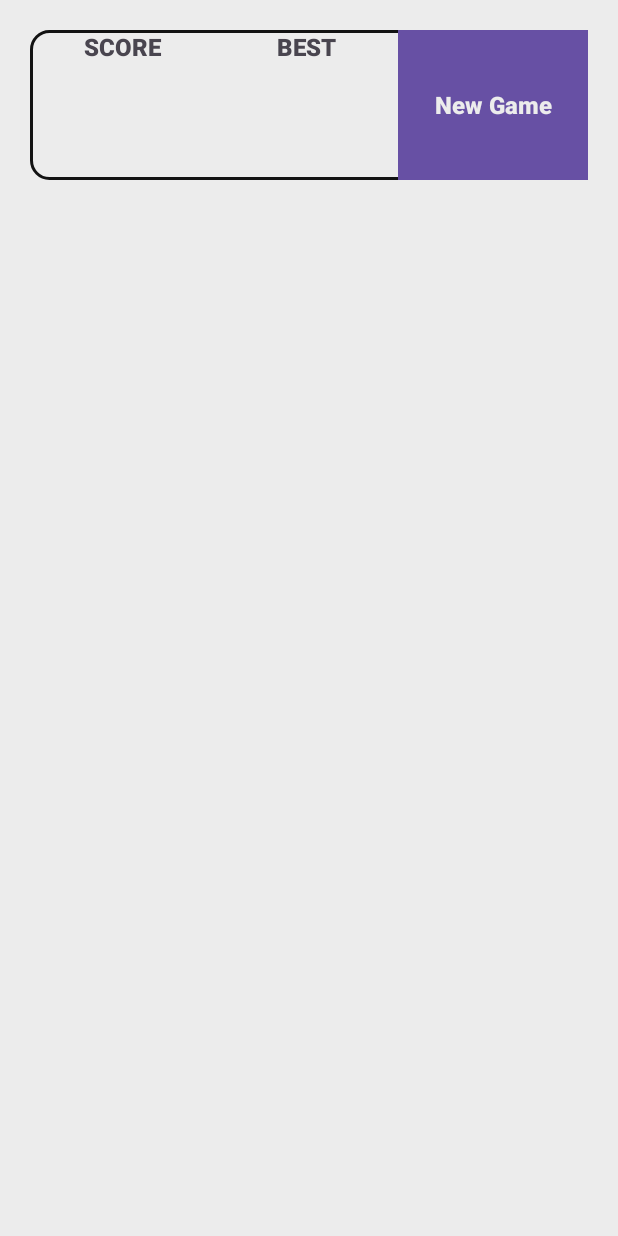
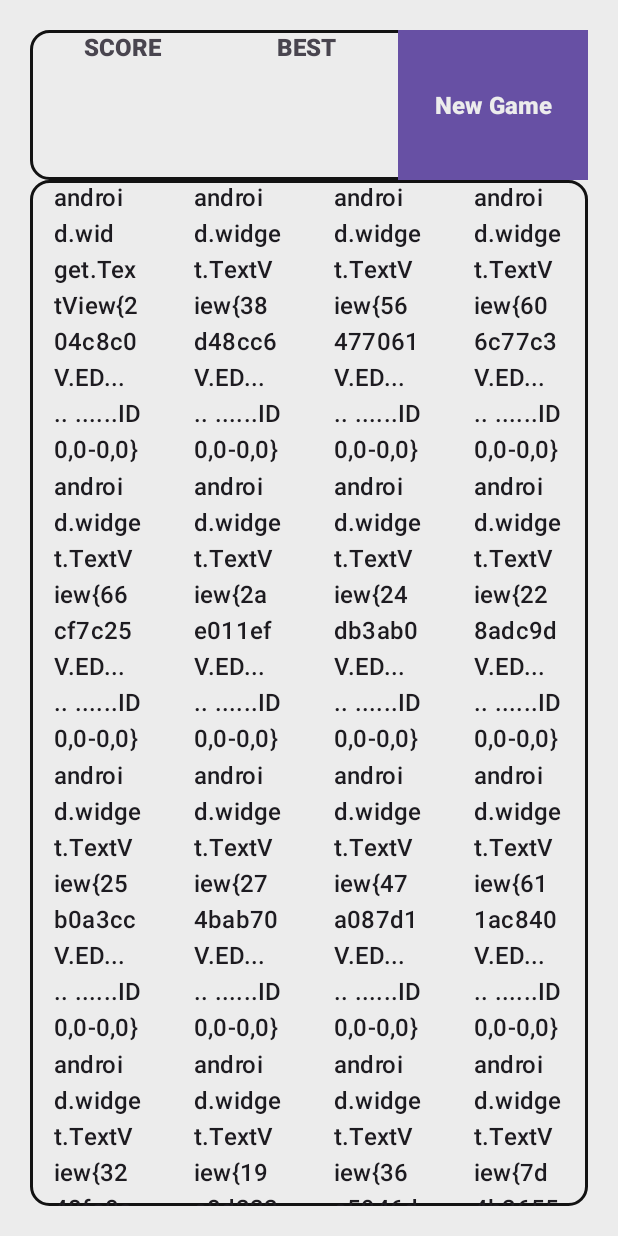
Before and after one commit to J4F3ET/JOB.PPC, an Android app: the screen it shows after launch (MainActivity), on a phone screen of 412 x 824 dp. Run offline under Robolectric (Android 15) with nearby library versions, the phone set to English and light mode, and no system bars.

Commit message:
feat: :sparkles: Add Create Shapes

```diff
--- a/app/src/main/java/com/example/jobcpp/MainActivity.kt
+++ b/app/src/main/java/com/example/jobcpp/MainActivity.kt
@@ -1,16 +1,32 @@
 package com.example.jobcpp
 
 import android.os.Bundle
+import android.widget.GridView
+import android.widget.LinearLayout
+import android.widget.TextView
 import androidx.activity.enableEdgeToEdge
 import androidx.appcompat.app.AppCompatActivity
+import androidx.core.content.ContextCompat
 import androidx.core.view.ViewCompat
 import androidx.core.view.WindowInsetsCompat
+import com.example.jobcpp.View.Components.BoardView
+import com.example.jobcpp.View.Components.ElementBoardView
 
 class MainActivity : AppCompatActivity() {
     override fun onCreate(savedInstanceState: Bundle?) {
+        val columns:Byte = 4;
+        val items: MutableList<TextView> = mutableListOf()
+        for (num in 0..(columns.times(columns))){
+            val textView:TextView = ElementBoardView(this).textView
+            items.add(textView)
+        }
+        val boardView = BoardView(this,columns,items);
+        val gridView: GridView = boardView.grid;
         super.onCreate(savedInstanceState)
+        setContentView(R.layout.activity_main)
+        val containerLinearLayout:LinearLayout = findViewById(R.id.container_board)
+        containerLinearLayout.addView(gridView)
         enableEdgeToEdge()
-        setContentView(R.layout.activity_main)
         ViewCompat.setOnApplyWindowInsetsListener(findViewById(R.id.main)) { v, insets ->
             val systemBars = insets.getInsets(WindowInsetsCompat.Type.systemBars())
             v.setPadding(systemBars.left, systemBars.top, systemBars.right, systemBars.bottom)
--- a/app/src/main/java/com/example/jobcpp/Model/Interface/InterfaceBoard.kt
+++ b/app/src/main/java/com/example/jobcpp/Model/Interface/InterfaceBoard.kt
@@ -1,4 +1,4 @@
-package ud.ppc.Model.Interface
+package com.example.jobcpp.Model.Interface
 
 import java.util.LinkedList
 
--- a/app/src/main/java/com/example/jobcpp/Model/Interface/InterfaceBox.kt
+++ b/app/src/main/java/com/example/jobcpp/Model/Interface/InterfaceBox.kt
@@ -1,5 +1,4 @@
-package ud.ppc.Model.Interface
-
+package com.example.jobcpp.Model.Interface
 interface InterfaceBox {
     var value:Short;
     val position:Pair<Byte,Byte>
--- a/app/src/main/java/com/example/jobcpp/Utils/MovementDirection.kt
+++ b/app/src/main/java/com/example/jobcpp/Utils/MovementDirection.kt
@@ -1,4 +1,4 @@
-package ud.ppc.Utils
+package com.example.jobcpp.Utils
 
 enum class MovementDirection {
     LEFT,UP,RIGHT,DOWN
--- /dev/null
+++ b/app/src/main/java/com/example/jobcpp/View/Components/BoardView.kt
@@ -0,0 +1,30 @@
+package com.example.jobcpp.View.Components
+
+//noinspection SuspiciousImport
+import android.R
+import android.content.Context
+import android.os.Build
+import android.widget.ArrayAdapter
+import android.widget.GridView
+import android.widget.TextView
+import androidx.core.content.ContextCompat
+
+class BoardView(
+    context: Context,
+    columns: Byte,
+    content: List<TextView>
+) {
+    val grid:GridView;
+    private val gap:Int = 4;
+
+    init {
+        val adapterList = ArrayAdapter(context, R.layout.simple_list_item_1, content)
+        this.grid = GridView(context,).apply {
+            numColumns = columns.toInt();
+            horizontalSpacing = gap;
+            verticalSpacing = gap;
+            adapter = adapterList;
+            background = ContextCompat.getDrawable(context, com.example.jobcpp.R.drawable.border)
+        }
+    }
+}
--- /dev/null
+++ b/app/src/main/java/com/example/jobcpp/View/Components/ElementBoardView.kt
@@ -0,0 +1,51 @@
+package com.example.jobcpp.View.Components
+
+import android.content.Context
+import android.content.res.ColorStateList
+import android.graphics.Color
+import android.graphics.drawable.Drawable
+import android.widget.TextView
+import androidx.core.app.NotificationCompat.Style
+import androidx.core.content.ContextCompat
+import com.example.jobcpp.R
+import com.example.jobcpp.Utils.StyleElementBoard
+
+class ElementBoardView(
+    contex:Context,
+    value:Byte=0
+){
+    val textView:TextView;
+    init {
+        val backgroundElement: Drawable = ShapeCreator.createBackground(contex,value.toInt())
+        this.textView = TextView(contex).apply {
+            background = backgroundElement
+            text = value.toString()
+        }
+    }
+
+    fun createBackground(context: Context, value:Int = 0):Drawable? = when(value){
+            0 -> StyleElementBoard.INIT_STYLE.getDrawable(context)
+            2 -> StyleElementBoard.BASIC_STYLE.getDrawable(context)
+            4 -> StyleElementBoard.MID_STYLE.getDrawable(context)
+            8 -> StyleElementBoard.ADVANCE_STYLE.getDrawable(context)
+            16 -> StyleElementBoard.FINAL_STYLE.getDrawable(context)
+            else -> ContextCompat.getDrawable(context, R.drawable.border)
+    }
+    fun createBackground(value: Int): Int {
+        val baseColor = Color.BLUE
+        val adjustedColor = adjustColor(baseColor, value)
+        return adjustedColor
+    }
+
+    fun createBorder(value: Int): Int {
+        val baseColor = Color.BLACK
+        val adjustedColor = adjustColor(baseColor, value)
+        return adjustedColor
+    }
+    private fun adjustColor(baseColor: Int, value: Int): Int {
+        val hsv = FloatArray(3)
+        Color.colorToHSV(baseColor, hsv)
+        hsv[2] = hsv[2] * (1 - value * 0.1f)
+        return Color.HSVToColor(hsv)
+    }
+}
--- /dev/null
+++ b/app/src/main/java/com/example/jobcpp/View/Components/ShapeCreator.kt
@@ -0,0 +1,26 @@
+package com.example.jobcpp.View.Components
+
+import android.content.Context
+import android.graphics.Color
+import android.graphics.drawable.Drawable
+import android.graphics.drawable.GradientDrawable
+import androidx.core.content.ContextCompat
+import com.example.jobcpp.R
+
+object ShapeCreator {
+    fun createBackground(context: Context, value: Int): Drawable {
+        val baseColor = ContextCompat.getColor(context, R.color.blue_300)
+        val adjustedColor = adjustColor(baseColor, value)
+        val shape = GradientDrawable()
+        shape.setColor(adjustedColor)
+        shape.setStroke(2, Color.BLACK)
+        shape.cornerRadius = 16f
+        return shape
+    }
+    private fun adjustColor(baseColor: Int, value: Int): Int {
+        val hsv = FloatArray(3)
+        android.graphics.Color.colorToHSV(baseColor, hsv)
+        hsv[2] = hsv[2] * (1 - value * 0.1f)
+        return android.graphics.Color.HSVToColor(hsv)
+    }
+}
```
Also changed, not shown: app/src/main/java/com/example/jobcpp/Model/DTO/GameState.kt (+6 -4 lines), app/src/main/java/com/example/jobcpp/Utils/StyleElementBoard.kt (added, +18 -0 lines), app/src/main/java/com/example/jobcpp/ViewModel/Interface/InterfaceMoveObject.kt (+7 -6 lines).
